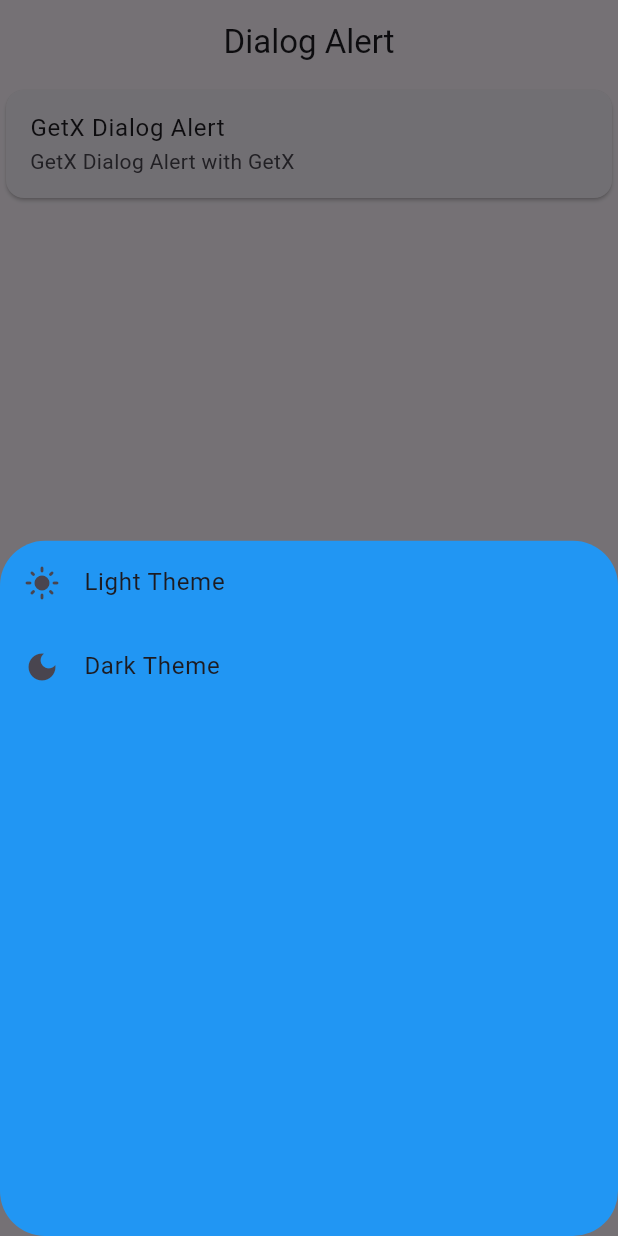
After one commit to Rajan804/GetX-Tutorial-Using-Flutter, a Flutter app: the screen it shows after launch, after a tap on "GetX Dialog Alert", on a phone screen of 412 x 824 dp. The commit adds this screen. Run offline on Flutter 3.47's test engine with Material 3 defaults, Android fonts, the phone set to English and light mode, and no system bars; our stand-ins replace get.

Commit message:
dialog Alert and change the theme

```diff
--- /dev/null
+++ b/lib/dialogAlert.dart
@@ -0,0 +1,73 @@
+import 'package:flutter/material.dart';
+import 'package:get/get.dart';
+
+class Dialogalert extends StatefulWidget {
+  const Dialogalert({super.key});
+
+  @override
+  State<Dialogalert> createState() => _DialogalertState();
+}
+
+class _DialogalertState extends State<Dialogalert> {
+  @override
+  Widget build(BuildContext context) {
+    return Scaffold(
+      appBar: AppBar(
+        title: Text("Dialog Alert"),
+        centerTitle: true,
+      ),
+      body: Column(
+        children: [
+          Card(
+            child: ListTile(
+              title: Text("GetX Dialog Alert"),
+              subtitle: Text("GetX Dialog Alert with GetX"),
+              onTap: () {
+                // Get.defaultDialog(
+                //   title: 'Delete Chat',
+                //   titlePadding: EdgeInsets.only(top: 20),
+                //   contentPadding: EdgeInsets.all(20),
+                //   middleText: 'Are you sure you want to delete this Chat',
+                //   confirm: TextButton(
+                //     onPressed: () {
+                //       Get.back();
+                //     },
+                //     child: Text("Ok"),
+                //   ),
+                //   cancel: TextButton(
+                //     onPressed: () {},
+                //     child: Text("cancel"),
+                //   ),
+                // );
+                Get.bottomSheet(Container(
+                  decoration: BoxDecoration(
+                    color: Colors.blue,
+                    borderRadius: BorderRadius.circular(30),
+                  ),
+                  child: Column(
+                    children: [
+                      ListTile(
+                        leading: Icon(Icons.light_mode),
+                        title: Text("Light Theme"),
+                        onTap: () {
+                          Get.changeTheme(ThemeData.light());
+                        },
+                      ),
+                      ListTile(
+                        leading: Icon(Icons.dark_mode),
+                        title: Text("Dark Theme"),
+                        onTap: () {
+                          Get.changeTheme(ThemeData.dark());
+                        },
+                      )
+                    ],
+                  ),
+                ));
+              },
+            ),
+          )
+        ],
+      ),
+    );
+  }
+}
--- a/lib/main.dart
+++ b/lib/main.dart
@@ -1,6 +1,8 @@
-import 'package:first_tutorial1/button.dart';
+import 'package:first_tutorial1/dialogAlert.dart';
 import 'package:first_tutorial1/homeScreen.dart';
+import 'package:first_tutorial1/snackBar.dart';
 import 'package:flutter/material.dart';
+import 'package:get/get.dart';
 
 void main() {
   runApp(MyApp());
@@ -12,8 +14,8 @@ class MyApp extends StatelessWidget {
   // This widget is the root of your application.
   @override
   Widget build(BuildContext context) {
-    return MaterialApp(
-      home: Button(),
+    return GetMaterialApp(
+      home: Dialogalert(),
     );
   }
 }
```
Also changed, not shown: lib/button.dart (deleted, +0 -22 lines), lib/snackBar.dart (added, +42 -0 lines).
